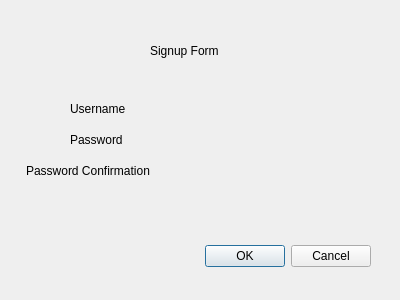
Above: sharefileclient/signupdialog.ui from taragu/sharefile before the change. Below: the same form after it.
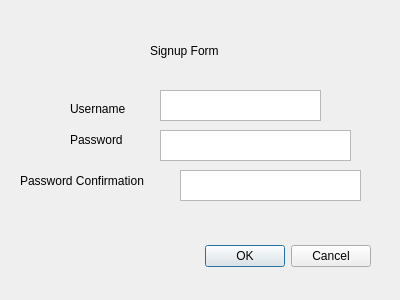
That is the form after the change.

Commit message: working on error popup: line 30 of signupdialog.cpp

```diff
--- a/sharefileclient/signupdialog.ui
+++ b/sharefileclient/signupdialog.ui
@@ -71,8 +71,8 @@
   <widget class="QLabel" name="label_4">
    <property name="geometry">
     <rect>
-     <x>26</x>
-     <y>160</y>
+     <x>20</x>
+     <y>170</y>
      <width>171</width>
      <height>21</height>
     </rect>
@@ -81,6 +81,36 @@
     <string>Password Confirmation</string>
    </property>
   </widget>
+  <widget class="QTextEdit" name="signup_username_textedit">
+   <property name="geometry">
+    <rect>
+     <x>160</x>
+     <y>90</y>
+     <width>161</width>
+     <height>31</height>
+    </rect>
+   </property>
+  </widget>
+  <widget class="QTextEdit" name="signup_password_textedit">
+   <property name="geometry">
+    <rect>
+     <x>160</x>
+     <y>130</y>
+     <width>191</width>
+     <height>31</height>
+    </rect>
+   </property>
+  </widget>
+  <widget class="QTextEdit" name="signup_passwordconf_textedit">
+   <property name="geometry">
+    <rect>
+     <x>180</x>
+     <y>170</y>
+     <width>181</width>
+     <height>31</height>
+    </rect>
+   </property>
+  </widget>
  </widget>
  <resources/>
  <connections>
```
The commit also changes 7 other files.
